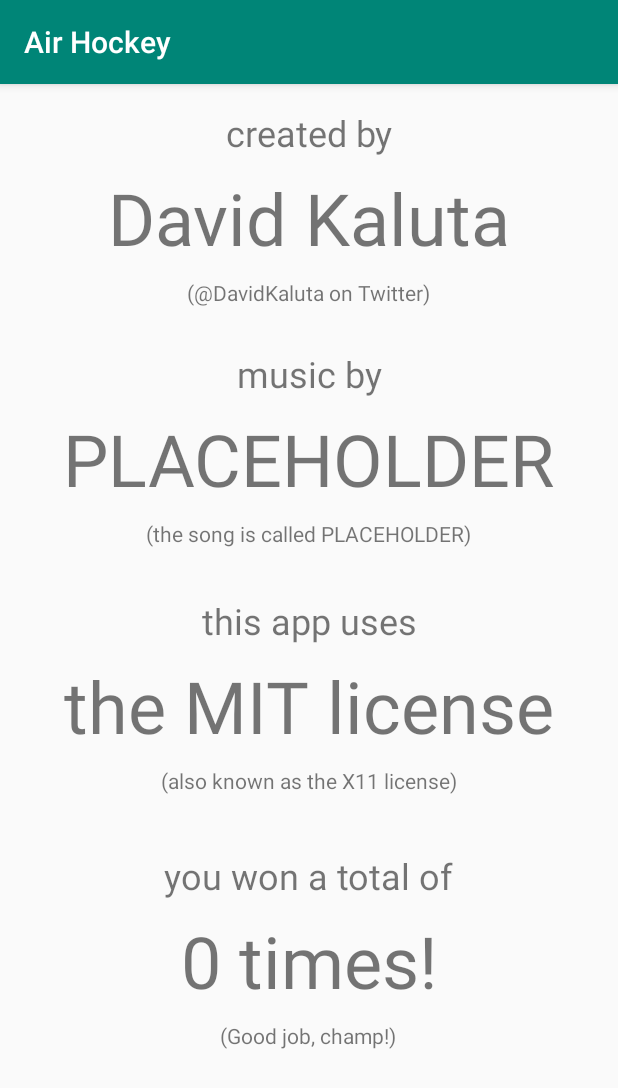
After one commit to DavidKaluta/airhockey, an Android app: the CreditsActivity screen opened directly, with no data from a screen before it, on a phone screen of 412 x 824 dp. The commit adds this screen. Shown: the top 1088 px of the screen. Run offline under Robolectric (Android 15) with nearby library versions, the phone set to English and light mode, and no system bars.

Commit message:
Majorly improved scoring, and added credits with a win count

```diff
--- a/app/src/main/AndroidManifest.xml
+++ b/app/src/main/AndroidManifest.xml
@@ -9,7 +9,8 @@
         android:roundIcon="@mipmap/ic_launcher_round"
         android:supportsRtl="true"
         android:theme="@style/AppTheme">
-        <activity android:name=".GameActivity"></activity>
+        <activity android:name=".CreditsActivity"></activity>
+        <activity android:name=".GameActivity" />
         <activity android:name=".MainActivity">
             <intent-filter>
                 <action android:name="android.intent.action.MAIN" />
--- a/app/src/main/java/com/davidkaluta/airhockey/BluePaddle.java
+++ b/app/src/main/java/com/davidkaluta/airhockey/BluePaddle.java
@@ -37,7 +37,8 @@ public class BluePaddle extends RoundEntity implements Runnable {
             Puck puck = ht.getP();
             if(puck != null) {
                 if (v != 123) {
-                    if (puck.getCenterPointX() > centerPointX && centerPointX + radius < deviceWidth) {
+                    if (puck.getCenterPointX() > centerPointX &&
+                     centerPointX + radius < deviceWidth) {
                         x += v;
                         centerPointX += v;
                     } else if (centerPointX - radius > 0) {
--- /dev/null
+++ b/app/src/main/java/com/davidkaluta/airhockey/CreditsActivity.java
@@ -0,0 +1,17 @@
+package com.davidkaluta.airhockey;
+
+import androidx.appcompat.app.AppCompatActivity;
+
+import android.os.Bundle;
+import android.widget.TextView;
+
+public class CreditsActivity extends AppCompatActivity {
+
+    @Override
+    protected void onCreate(Bundle savedInstanceState) {
+        super.onCreate(savedInstanceState);
+        setContentView(R.layout.activity_credits);
+        TextView timesWon =  (TextView) findViewById(R.id.timesWon);
+        timesWon.setText(getString(R.string.times_won, Saver.getWins(this)));
+    }
+}
--- a/app/src/main/java/com/davidkaluta/airhockey/HockeyTable.java
+++ b/app/src/main/java/com/davidkaluta/airhockey/HockeyTable.java
@@ -37,20 +37,25 @@ public class HockeyTable extends View {
                 BitmapFactory.decodeResource(
                         getResources(), R.drawable.black_pixel)
                 , deviceWidth, 20, true);
-        rp = new RedPaddle(deviceWidth/2,7*deviceHeight/8,new Goal(deviceWidth/4, 0, this),this);
+        rp = new RedPaddle(deviceWidth/2,7*deviceHeight/8,
+        new Goal(deviceWidth/4, 0, this),this);
         switch(difficulty) {
             case "Easy":
-                bp = new BluePaddle(deviceWidth/2, 1 * deviceHeight/8,0.5,new Goal(deviceWidth/4, deviceHeight-10, this), this);
+                bp = new BluePaddle(deviceWidth/2, 1 * deviceHeight/8,0.5,
+                new Goal(deviceWidth/4, deviceHeight-10, this), this);
                 break;
             case "Medium":
             default:
-                bp = new BluePaddle(deviceWidth/2, 1 * deviceHeight/8,1,new Goal(deviceWidth/4, deviceHeight-10, this), this);
+                bp = new BluePaddle(deviceWidth/2, 1 * deviceHeight/8,1,
+                new Goal(deviceWidth/4, deviceHeight-10, this), this);
                 break;
             case "Hard":
-                bp = new BluePaddle(deviceWidth/2, 1 * deviceHeight/8,2,new Goal(deviceWidth/4, deviceHeight-10, this), this);
+                bp = new BluePaddle(deviceWidth/2, 1 * deviceHeight/8,2,
+                new Goal(deviceWidth/4, deviceHeight-10, this), this);
                 break;
             case "BRUTAL":
-                bp = new BluePaddle(deviceWidth/2, 1 * deviceHeight/8,123,new Goal(deviceWidth/4, deviceHeight-10, this), this);
+                bp = new BluePaddle(deviceWidth/2, 1 * deviceHeight/8,123,
+                new Goal(deviceWidth/4, deviceHeight-10, this), this);
                 break;
         }
         p = new Puck(deviceWidth/2, deviceHeight/2, this);
@@ -81,12 +86,16 @@ public class HockeyTable extends View {
         paint.setTextSize(144);
         paint.setColor(Color.WHITE);
         if(rp.isWinner())
-            c.drawText("Red Wins!", 0, deviceHeight / 2 - 100, paint);
+            c.drawText(getContext().getString(R.string.red_victory),
+             200, deviceHeight / 2 - 100, paint);
         if(bp.isWinner())
-            c.drawText("Blue Wins!", 0, deviceHeight / 2 - 100, paint);
+            c.drawText(getContext().getString(R.string.blue_victory),
+             200, deviceHeight / 2 - 100, paint);
         paint.setTextSize(50);
-        c.drawText(Integer.toString(rp.getGoal().getScore()), 10, deviceHeight - 75, paint);
-        c.drawText(Integer.toString(bp.getGoal().getScore()), deviceWidth - 100, deviceHeight - 75, paint);
+        c.drawText(Integer.toString(rp.getGoal().getScore()),
+         10, deviceHeight - 100, paint);
+        c.drawText(Integer.toString(bp.getGoal().getScore()),
+         deviceWidth - 100, 50, paint);
         invalidate();
     }
 }
--- a/app/src/main/java/com/davidkaluta/airhockey/MainActivity.java
+++ b/app/src/main/java/com/davidkaluta/airhockey/MainActivity.java
@@ -29,4 +29,9 @@ public class MainActivity extends AppCompatActivity {
         startActivity(intent);
     }
 
+    public void goToCredits(View view) {
+        Intent intent = new Intent(this, CreditsActivity.class);
+        startActivity(intent);
+    }
+
 }
--- a/app/src/main/java/com/davidkaluta/airhockey/Puck.java
+++ b/app/src/main/java/com/davidkaluta/airhockey/Puck.java
@@ -99,6 +99,7 @@ public class Puck extends RoundEntity implements Runnable {
                     y = centerPointY - radius;
                     if (rp.getGoal().getScore() == 10) {
                         rp.setWinner(true);
+                        Saver.setWins(ht.getContext(),Saver.getWins(ht.getContext()) + 1);
                     }
                 } else if (x + radius * 2 > bp.getGoal().x
                         && x < bp.getGoal().x + deviceWidth / 2
--- /dev/null
+++ b/app/src/main/java/com/davidkaluta/airhockey/Saver.java
@@ -0,0 +1,28 @@
+package com.davidkaluta.airhockey;
+
+import android.content.Context;
+import android.content.SharedPreferences;
+
+public class Saver {
+    public static int getWins(Context context) {
+        SharedPreferences sharedPref = context.getSharedPreferences(
+                context.getString(R.string.preferences_file_key),
+                Context.MODE_PRIVATE);
+        int defaultValue = 0;
+        int wins = sharedPref.getInt(context.getString(
+                R.string.victories_key),
+                defaultValue);
+        return wins;
+    }
+
+    public static void setWins(Context context, int w) {
+        SharedPreferences sharedPref = context.getSharedPreferences(
+                context.getString(R.string.preferences_file_key),
+                Context.MODE_PRIVATE);
+        SharedPreferences.Editor editor = sharedPref.edit();
+        editor.putInt(context.getString(R.string.victories_key), w);
+        editor.commit();
+    }
+
+
+}
--- /dev/null
+++ b/app/src/main/res/layout/activity_credits.xml
@@ -0,0 +1,152 @@
+<?xml version="1.0" encoding="utf-8"?>
+<androidx.constraintlayout.widget.ConstraintLayout xmlns:android="http://schemas.android.com/apk/res/android"
+    xmlns:app="http://schemas.android.com/apk/res-auto"
+    xmlns:tools="http://schemas.android.com/tools"
+    android:layout_width="match_parent"
+    android:layout_height="match_parent"
+    tools:context=".CreditsActivity">
+
+    <ScrollView
+        android:layout_width="match_parent"
+        android:layout_height="match_parent">
+
+        <androidx.constraintlayout.widget.ConstraintLayout
+            android:layout_width="match_parent"
+            android:layout_height="match_parent"
+        >
+            <TextView
+                android:id="@+id/textView2"
+                android:layout_width="wrap_content"
+                android:layout_height="wrap_content"
+                android:layout_marginTop="16dp"
+                android:text="@string/created_by"
+                android:textSize="24sp"
+                app:layout_constraintEnd_toEndOf="parent"
+                app:layout_constraintStart_toStartOf="parent"
+                app:layout_constraintTop_toTopOf="parent" />
+
+            <TextView
+                android:id="@+id/textView8"
+                android:layout_width="wrap_content"
+                android:layout_height="wrap_content"
+                android:layout_marginTop="8dp"
+                android:text="@string/x11_license"
+                android:textSize="48sp"
+                app:layout_constraintEnd_toEndOf="parent"
+                app:layout_constraintStart_toStartOf="parent"
+                app:layout_constraintTop_toBottomOf="@+id/textView7" />
+
+            <TextView
+                android:id="@+id/textView10"
+                android:layout_width="wrap_content"
+                android:layout_height="wrap_content"
+                android:layout_marginTop="8dp"
+                android:text="@string/aka"
+                app:layout_constraintEnd_toEndOf="parent"
+                app:layout_constraintStart_toStartOf="parent"
+                app:layout_constraintTop_toBottomOf="@+id/textView8" />
+
+            <TextView
+                android:id="@+id/textView7"
+                android:layout_width="wrap_content"
+                android:layout_height="wrap_content"
+                android:layout_marginTop="32dp"
+                android:text="@string/this_app_uses"
+                android:textSize="24sp"
+                app:layout_constraintEnd_toEndOf="parent"
+                app:layout_constraintStart_toStartOf="parent"
+                app:layout_constraintTop_toBottomOf="@+id/textView9" />
+
+            <TextView
+                android:id="@+id/textView13"
+                android:layout_width="wrap_content"
+                android:layout_height="wrap_content"
+                android:layout_marginTop="8dp"
+                android:text="@string/good_job_champ"
+                app:layout_constraintBottom_toBottomOf="parent"
+                app:layout_constraintEnd_toEndOf="parent"
+                app:layout_constraintHorizontal_bias="0.498"
+                app:layout_constraintStart_toStartOf="parent"
+                app:layout_constraintTop_toBottomOf="@+id/timesWon"
+                app:layout_constraintVertical_bias="0.028" />
+
+            <TextView
+                android:id="@+id/textView3"
+                android:layout_width="wrap_content"
+                android:layout_height="wrap_content"
+                android:layout_marginTop="8dp"
+                android:text="@string/david_kaluta"
+                android:textSize="48sp"
+                app:layout_constraintEnd_toEndOf="parent"
+                app:layout_constraintStart_toStartOf="parent"
+                app:layout_constraintTop_toBottomOf="@+id/textView2" />
+
+            <TextView
+                android:id="@+id/textView11"
+                android:layout_width="wrap_content"
+                android:layout_height="wrap_content"
+                android:layout_marginTop="37dp"
+                android:text="@string/you_won_a_total_of"
+                android:textSize="24sp"
+                app:layout_constraintEnd_toEndOf="parent"
+                app:layout_constraintStart_toStartOf="parent"
+                app:layout_constraintTop_toBottomOf="@+id/textView10" />
+
+            <TextView
+                android:id="@+id/textView6"
+                android:layout_width="wrap_content"
+                android:layout_height="wrap_content"
+                android:layout_marginTop="8dp"
+                android:text="@string/musician"
+                android:textSize="48sp"
+                app:layout_constraintEnd_toEndOf="parent"
+                app:layout_constraintStart_toStartOf="parent"
+                app:layout_constraintTop_toBottomOf="@+id/textView5" />
+
+            <TextView
+                android:id="@+id/timesWon"
+                android:layout_width="wrap_content"
+                android:layout_height="wrap_content"
+                android:layout_marginTop="8dp"
+                android:text="@string/times_won"
+                android:textSize="48sp"
+                app:layout_constraintEnd_toEndOf="parent"
+                app:layout_constraintStart_toStartOf="parent"
+                app:layout_constraintTop_toBottomOf="@+id/textView11" />
+
+            <TextView
+                android:id="@+id/textView4"
+                android:layout_width="wrap_content"
+                android:layout_height="wrap_content"
+                android:layout_marginTop="8dp"
+                android:text="@string/twitter_tag"
+                app:layout_constraintEnd_toEndOf="parent"
+                app:layout_constraintStart_toStartOf="parent"
+                app:layout_constraintTop_toBottomOf="@+id/textView3" />
+
+            <TextView
+                android:id="@+id/textView5"
+                android:layout_width="wrap_content"
+                android:layout_height="wrap_content"
+                android:layout_marginTop="28dp"
+                android:text="@string/music_by"
+                android:textSize="24sp"
+                app:layout_constraintEnd_toEndOf="parent"
+                app:layout_constraintStart_toStartOf="parent"
+                app:layout_constraintTop_toBottomOf="@+id/textView4" />
+
+            <TextView
+                android:id="@+id/textView9"
+                android:layout_width="wrap_content"
+                android:layout_height="wrap_content"
+                android:layout_marginTop="8dp"
+                android:text="@string/song_name"
+                app:layout_constraintEnd_toEndOf="parent"
+                app:layout_constraintStart_toStartOf="parent"
+                app:layout_constraintTop_toBottomOf="@+id/textView6" />
+        </androidx.constraintlayout.widget.ConstraintLayout>
+    </ScrollView>
+
+
+
+</androidx.constraintlayout.widget.ConstraintLayout>
--- a/app/src/main/res/layout/activity_main.xml
+++ b/app/src/main/res/layout/activity_main.xml
@@ -43,4 +43,15 @@
         app:layout_constraintTop_toTopOf="parent"
         app:layout_constraintVertical_bias="1.0" />
 
+    <Button
+        android:id="@+id/button2"
+        android:layout_width="wrap_content"
+        android:layout_height="wrap_content"
+        android:onClick="goToCredits"
+        android:text="@string/credits_button"
+        app:layout_constraintBottom_toBottomOf="parent"
+        app:layout_constraintEnd_toEndOf="parent"
+        app:layout_constraintStart_toStartOf="parent"
+        app:layout_constraintTop_toBottomOf="@+id/spinner" />
+
 </androidx.constraintlayout.widget.ConstraintLayout>
--- a/app/src/main/res/values/strings.xml
+++ b/app/src/main/res/values/strings.xml
@@ -4,7 +4,21 @@
     <string name="difficulty_textview">Difficulty</string>
     <string name="red_victory">Red Wins!</string>
     <string name="blue_victory">Blue Wins!</string>
-
+    <string name="preferences_file_key">com.davidkaluta.airhockey.PREFERENCES_FILE_KEY</string>
+    <string name="victories_key">com.davidkaluta.airhockey.VICTORIES_KEY</string>
+    <string name="credits_button">Credits</string>
+    <string name="good_job_champ">(Good job, champ!)</string>
+    <string name="created_by">created by</string>
+    <string name="david_kaluta">David Kaluta</string>
+    <string name="twitter_tag">(@DavidKaluta on Twitter)</string>
+    <string name="music_by">music by</string>
+    <string name="musician">PLACEHOLDER</string>
+    <string name="song_name">(the song is called PLACEHOLDER)</string>
+    <string name="x11_license">the MIT license</string>
+    <string name="this_app_uses">this app uses</string>
+    <string name="aka">(also known as the X11 license)</string>
+    <string name="you_won_a_total_of">you won a total of</string>
+    <string name="times_won">%d times!</string>
     <string-array name="difficulties">
         <item>Easy</item>
         <item>Medium</item>
```
